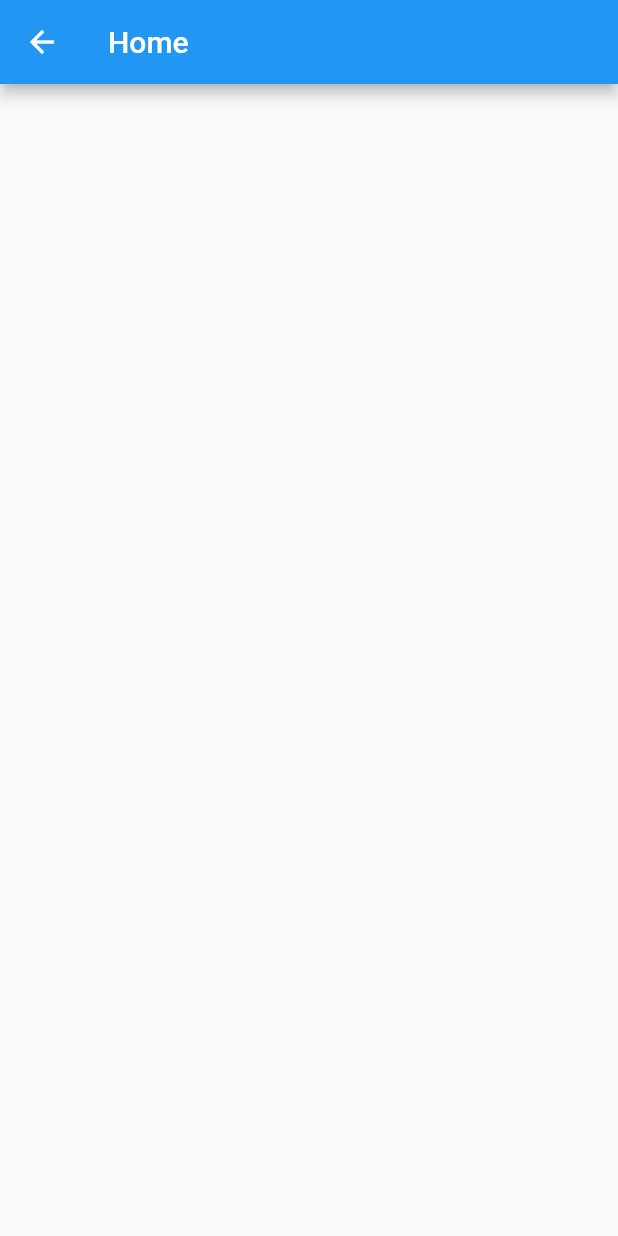
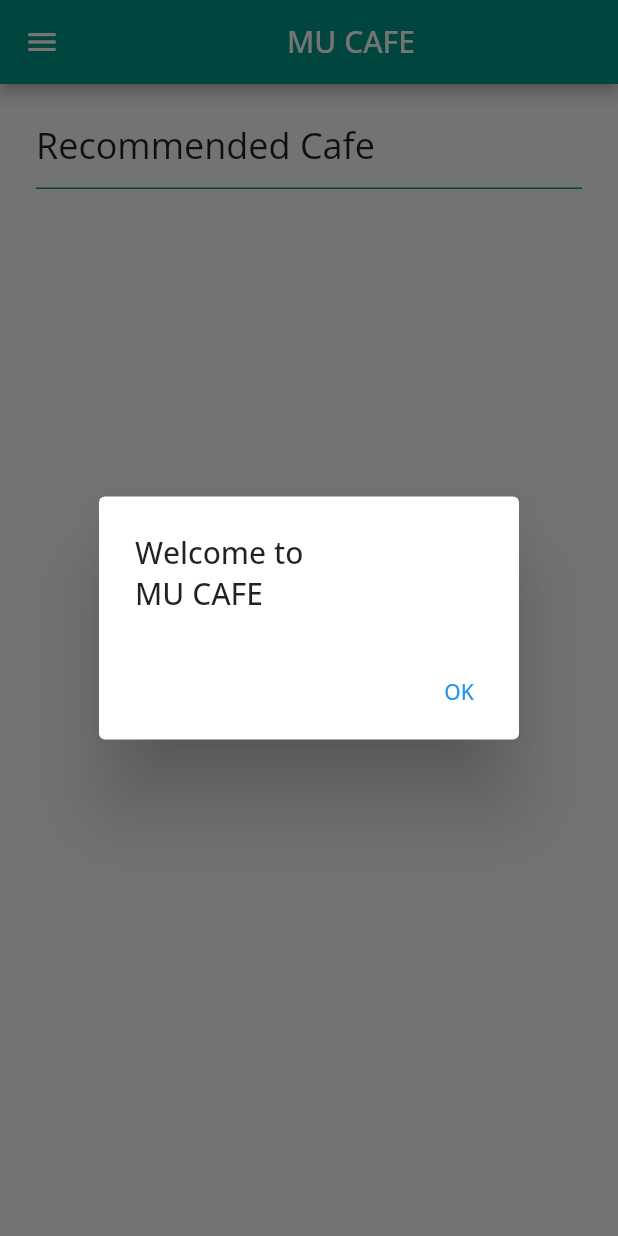
Before and after one commit to Chayapon99/mucafe-project, a Flutter app: the HomePage screen opened directly, on a phone screen of 412 x 824 dp. Run offline on Flutter 3.47's test engine with Material 2 defaults, Android fonts, the phone set to English and light mode, and no system bars; our stand-ins replace firebase_auth, firebase_core, google_fonts; accounts and stored records are empty.

Commit message:
Added welcome diaglog and drawer navigation

```diff
--- a/lib/HomePage.dart
+++ b/lib/HomePage.dart
@@ -1,20 +1,108 @@
-import 'package:app_project/SignInPage.dart';
+import 'dart:async';
+
 import 'package:flutter/material.dart';
+import 'package:google_fonts/google_fonts.dart';
 
-class HomePage extends StatelessWidget {
+class HomePage extends StatefulWidget {
+  @override
+  _HomePageState createState() => _HomePageState();
+}
+
+class _HomePageState extends State<HomePage> {
+  createDialog(BuildContext context) {
+    return showDialog(
+        context: context,
+        builder: (context) {
+          return AlertDialog(
+            title: Text('Welcome to\nMU CAFE'),
+            elevation: 24.0,
+            actions: <Widget>[
+              TextButton(
+                  onPressed: () {
+                    Navigator.of(context).pop();
+                  },
+                  child: Text('OK'))
+            ],
+          );
+        });
+  }
+
+  displayHomeScreen() {
+    return Scaffold(
+      body: ListView(
+        padding: EdgeInsets.all(24.0),
+        children: <Widget>[
+          Text(
+            'Recommended Cafe',
+            style: TextStyle(fontSize: 24),
+          ),
+          Padding(padding: EdgeInsets.only(bottom: 12.0)),
+          SizedBox(
+            height: 1.0,
+            child: DecoratedBox(decoration: BoxDecoration(color: Colors.teal)),
+          ),
+          ListTile(
+
+          )
+        ],
+      ),
+    );
+  }
+
+  @override
+  void initState() {
+    Future.delayed(Duration(seconds: 1), () => createDialog(context));
+    super.initState();
+  }
+
   @override
   Widget build(BuildContext context) {
     return Scaffold(
       appBar: AppBar(
-        title: Text('Home'),
-        leading: IconButton(
-          icon: Icon(Icons.arrow_back),
-          onPressed: () {
-            Navigator.of(context).pushReplacement(
-              MaterialPageRoute(builder: (context) => SignInPage()));
-          },
+        backgroundColor: Colors.teal,
+        title: Center(
+          child: Text(
+            'MU CAFE',
+            style: GoogleFonts.openSans(),
+          ),
         ),
       ),
+      drawer: Drawer(
+        elevation: 16.0,
+        child: ListView(
+          padding: EdgeInsets.zero,
+          children: <Widget>[
+            Container(
+              height: 80,
+              child: DrawerHeader(
+                child: Text(
+                  'MENU',
+                  textAlign: TextAlign.center,
+                  style: TextStyle(color: Colors.white, fontSize: 16),
+                ),
+                decoration: BoxDecoration(
+                  color: Colors.teal,
+                ),
+              ),
+            ),
+            ListTile(
+              title: Text('Home', style: TextStyle(fontSize: 14),),
+              onTap: () {
+                Navigator.pop(context);
+              },
+            ),
+            ListTile(
+              title: Text('Search', style: TextStyle(fontSize: 14),),
+              onTap: () {},
+            ),
+            ListTile(
+              title: Text('Contact us', style: TextStyle(fontSize: 14),),
+              onTap: () {},
+            ),
+          ],
+        ),
+      ),
+      body: displayHomeScreen(),
     );
   }
 }
--- a/lib/SignInPage.dart
+++ b/lib/SignInPage.dart
@@ -61,7 +61,7 @@ class _SignInPageState extends State<SignInPage> {
               height: 50,
               width: 200,
               child: TextField(
-                  obscureText: false,
+                  obscureText: true,
                   decoration: InputDecoration(
                       border: OutlineInputBorder(), hintText: 'Password'),
                   onChanged: (value) {
```
Also changed, not shown: lib/SignUpPage.dart (+28 -7 lines), lib/main.dart (+5 -2 lines).
